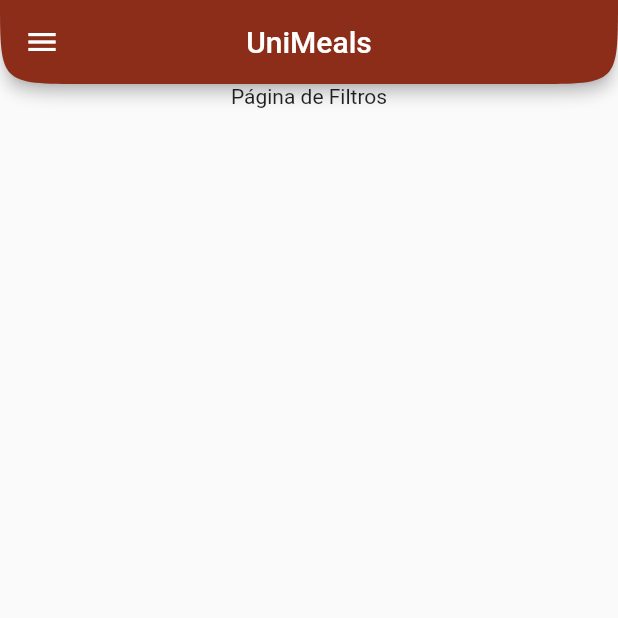
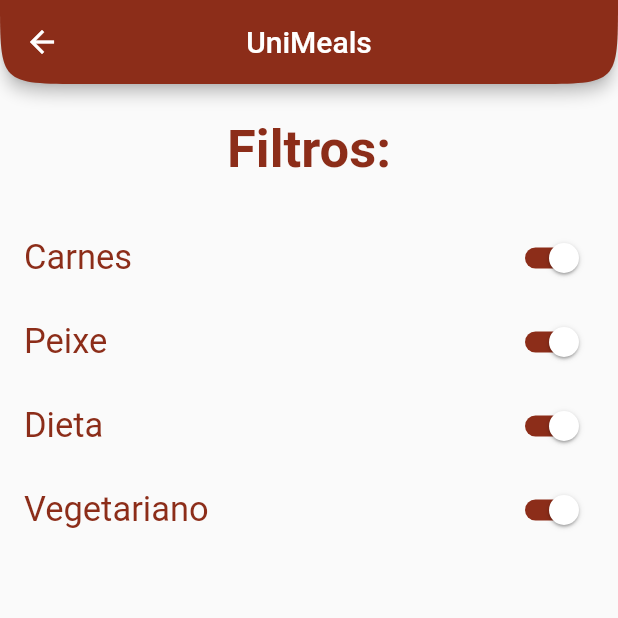
Before and after one commit to LEIC-ES-2021-22/2LEIC06T5, a Flutter app: the FilterPage screen opened directly, on a phone screen of 412 x 824 dp, the top half of it. Run offline on Flutter 3.47's test engine with Material 2 defaults, Android fonts, the phone set to English and light mode, and no system bars; our stand-ins replace google_maps_flutter.

Commit message:
designed filter page

```diff
--- a/unimeals/lib/main.dart
+++ b/unimeals/lib/main.dart
@@ -1,7 +1,6 @@
 import 'package:flutter/material.dart';
-import 'package:unimeals/view/pages/aboutPage.dart';
 import 'package:unimeals/view/pages/mainPage.dart';
-import 'package:unimeals/view/widgets/googleMaps.dart';
+
 
 void main() {
   runApp(MyApp());
--- a/unimeals/lib/view/pages/filterPage.dart
+++ b/unimeals/lib/view/pages/filterPage.dart
@@ -1,25 +1,117 @@
 import 'package:flutter/material.dart';
+import 'package:unimeals/constants/colors.dart';
 import 'package:unimeals/view/widgets/navbarDrawer.dart';
 
-class FilterPage extends StatelessWidget {
+
   @override
-  Widget build(BuildContext context) {
+  State<StatefulWidget> createState() {
+    // TODO: implement createState
+    throw UnimplementedError();
+  }
+
+
+class FilterPage extends StatefulWidget{
+  @override
+  _FilterPageState createState()=> _FilterPageState();
+
+}
+class _FilterPageState extends State<FilterPage>{
+    bool _switchcarne =true;
+    bool _switchpeixe =true;
+    bool _switchdieta =true;
+    bool _switchvegetariano =true;
+  @override
+  Widget build(BuildContext context){
     return Scaffold(
-        drawer: navbarDrawer(),
       appBar: AppBar(
-          title: Text('UniMeals'),
+        title: Text('UniMeals',
+        ),
         backgroundColor: Color(0xFF8C2D19),
         centerTitle: true,
         shape: ContinuousRectangleBorder(borderRadius: BorderRadius.only(
             bottomLeft: Radius.circular(60), bottomRight: Radius.circular(60))),
       ),
-      body:Container(
-          width: double.infinity,
-          child: Text(
-          'Página de Filtros',
+      body:ListView(children: <Widget>[
+        ListTile(
+          contentPadding: EdgeInsets.all(16.0),
+          selected: true,
+
+          title:Text('Filtros:',
             textAlign: TextAlign.center,
+            style: TextStyle(
+              fontWeight: FontWeight.bold,
+              color: mainRed,
+              fontSize:(35.0)//
+            ),
+          ),
+
+        ),
+        SwitchListTile(
+            title: Text('Carnes',
+            style: TextStyle(
+              color: mainRed,
+                fontSize: 23.0
             )
+            ),
+            activeTrackColor: mainRed,
+            activeColor: Colors.white,
+            value: _switchcarne,
+            onChanged: (bool value){
+              setState((){
+                _switchcarne=value;
+              });
+            }
+        ),
+        SwitchListTile(
+            title: Text('Peixe',
+                style: TextStyle(
+                    color: mainRed,
+                    fontSize: 23.0
                 )
+            ),
+            activeTrackColor: mainRed,
+            activeColor: Colors.white,
+            value: _switchpeixe,
+            onChanged: (bool value){
+              setState((){
+                _switchpeixe=value;
+              });
+            }
+        ),
+        SwitchListTile(
+            title: Text('Dieta',
+                style: TextStyle(
+                    color: mainRed,
+                    fontSize: 23.0
+                )
+            ),
+            activeTrackColor: mainRed,
+            activeColor: Colors.white,
+            value: _switchdieta,
+            onChanged: (bool value){
+              setState((){
+                _switchdieta=value;
+              });
+            }
+        ),
+        SwitchListTile(
+            title: Text('Vegetariano',
+                style: TextStyle(
+                    color: mainRed,
+                    fontSize: 23.0
+                )
+            ),
+            activeTrackColor: mainRed,
+            activeColor: Colors.white,
+            value: _switchvegetariano,
+            onChanged: (bool value){
+              setState((){
+                _switchvegetariano=value;
+              });
+            }
+        )
+      ]
+      ),
     );
   }
 }
```
Also changed, not shown: unimeals/pubspec.lock. Lines whose indentation alone changed are shown as unchanged.
